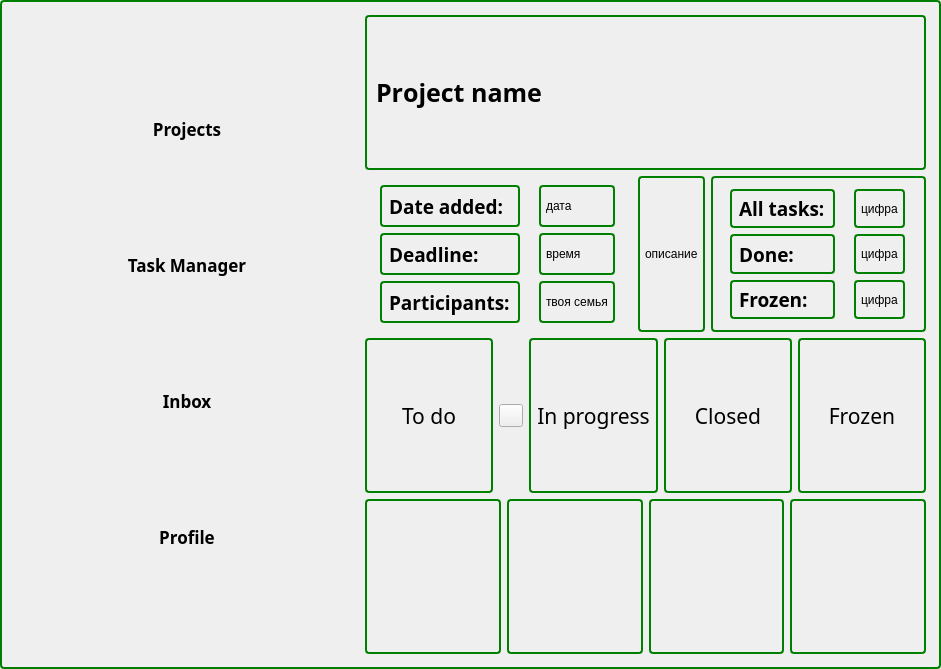
The window that ui/MainWindowTaskManager.ui (kiozet/TaskManagerWithAI) describes before a commit, drawn with Qt 5.
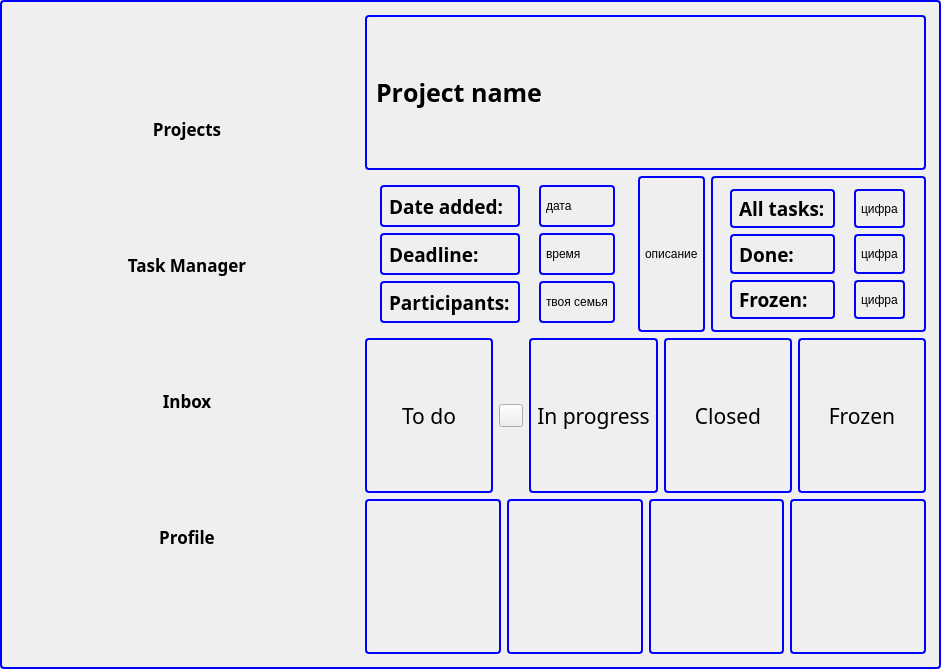
The same window after the commit. Icons and pictures are not drawn.

Commit message: Border for MainWindowTaskManager

```diff
--- a/ui/MainWindowTaskManager.ui
+++ b/ui/MainWindowTaskManager.ui
@@ -33,7 +33,7 @@
   </property>
   <property name="styleSheet">
    <string notr="true">QFrame, QLabel, QToolTip {
-    border: 2px solid green;
+    border: 2px solid blue;
     border-radius: 4px;
     padding: 2px;
     background-image: url(images/welcome.png);
```
